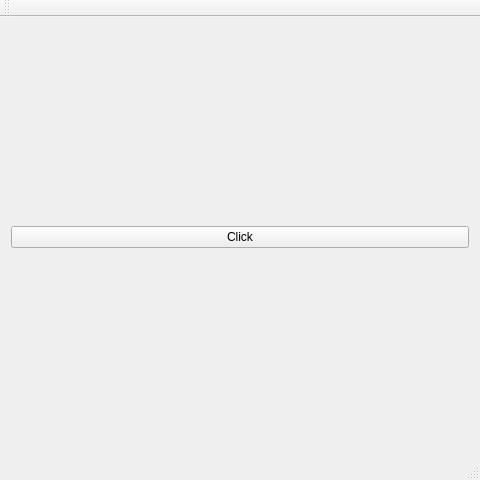
Qt form Owen_Hoogenboezem/mapping/mainwindow.ui (madmilla/THO78-Roborescue) before a commit.
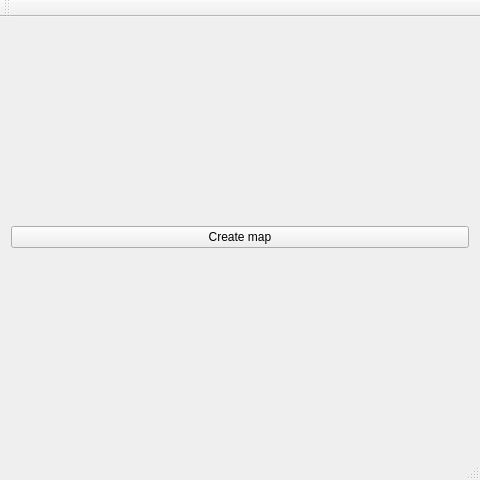
The same form after that commit.

Patch:
```diff
--- a/Owen_Hoogenboezem/mapping/mainwindow.ui
+++ b/Owen_Hoogenboezem/mapping/mainwindow.ui
@@ -24,7 +24,7 @@
     <item row="1" column="0">
      <widget class="QPushButton" name="pushButton">
       <property name="text">
-       <string>Click</string>
+       <string>Create map</string>
       </property>
      </widget>
     </item>
```
